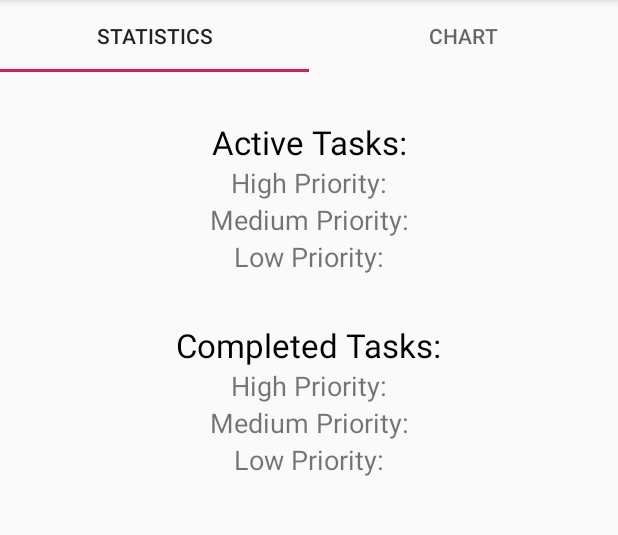
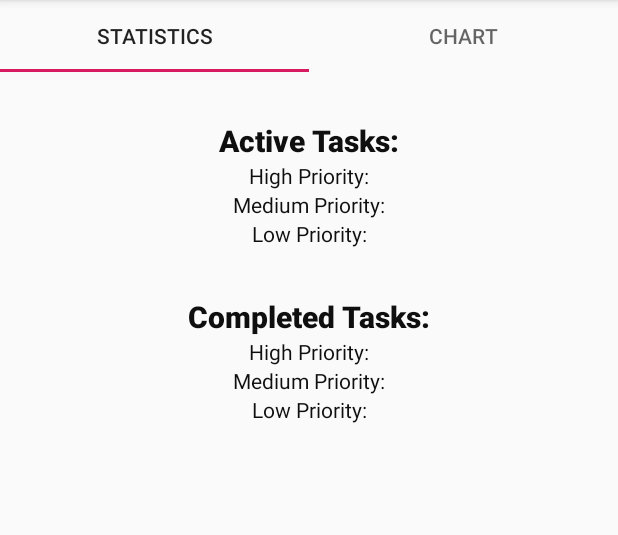
Before and after one commit to androidpirate/TaskMaster, an Android app: the StatisticsFragment screen opened directly, with no data from a screen before it, on a phone screen of 412 x 824 dp, the part 84-619 px from its top. Run offline under Robolectric (Android 15) with nearby library versions, the phone set to English and light mode, and no system bars; 8 statements that could not run were skipped.

Commit message:
Refactor - Applied styles to layout files.

```diff
--- a/app/src/main/res/layout/fragment_statistics.xml
+++ b/app/src/main/res/layout/fragment_statistics.xml
@@ -10,7 +10,7 @@
 
     <com.github.androidpirate.todolistapp.util.StatisticsView
         android:id="@+id/active_stats_view"
-        android:layout_width="match_parent"
+        android:layout_width="@dimen/match_constraint"
         android:layout_height="wrap_content"
         app:layout_constraintTop_toTopOf="parent"
         app:layout_constraintStart_toStartOf="parent"
@@ -18,7 +18,7 @@
 
     <com.github.androidpirate.todolistapp.util.StatisticsView
         android:id="@+id/completed_stats_view"
-        android:layout_width="match_parent"
+        android:layout_width="@dimen/match_constraint"
         android:layout_height="wrap_content"
         app:layout_constraintTop_toBottomOf="@id/active_stats_view"
         app:layout_constraintStart_toStartOf="parent"
--- a/app/src/main/res/layout/statistics_view.xml
+++ b/app/src/main/res/layout/statistics_view.xml
@@ -16,10 +16,9 @@
             android:id="@+id/tv_main_stats_title"
             android:layout_width="wrap_content"
             android:layout_height="wrap_content"
-            android:textSize="22sp"
-            android:textColor="@android:color/black"
+            style="@style/base_title_text_style"
             android:text="@string/statistics_active_tasks_title"
-            android:layout_marginTop="32dp"
+            android:layout_marginTop="@dimen/margin_32"
             app:layout_constraintTop_toTopOf="parent"
             app:layout_constraintStart_toStartOf="parent"
             app:layout_constraintEnd_toEndOf="parent"/>
@@ -28,10 +27,10 @@
             android:id="@+id/tv_main_stats"
             android:layout_width="wrap_content"
             android:layout_height="wrap_content"
-            android:textSize="22sp"
+            style="@style/base_title_text_style"
             tools:text="3"
-            android:layout_marginStart="8dp"
-            android:layout_marginTop="32dp"
+            android:layout_marginStart="@dimen/margin_8"
+            android:layout_marginTop="@dimen/margin_32"
             app:layout_constraintHorizontal_bias="0"
             app:layout_constraintStart_toEndOf="@id/tv_main_stats_title"
             app:layout_constraintTop_toTopOf="parent"
@@ -41,7 +40,7 @@
             android:id="@+id/tv_high_priority_stats_title"
             android:layout_width="wrap_content"
             android:layout_height="wrap_content"
-            android:textSize="18sp"
+            style="@style/base_body_text_style"
             tools:text="High Priority Stats: "
             app:layout_constraintTop_toBottomOf="@id/tv_main_stats_title"
             app:layout_constraintStart_toStartOf="parent"
@@ -51,9 +50,9 @@
             android:id="@+id/tv_high_priority_stats"
             android:layout_width="wrap_content"
             android:layout_height="wrap_content"
-            android:textSize="18sp"
+            style="@style/base_body_text_style"
             tools:text="10"
-            android:layout_marginStart="8dp"
+            android:layout_marginStart="@dimen/margin_8"
             app:layout_constraintHorizontal_bias="0"
             app:layout_constraintStart_toEndOf="@id/tv_high_priority_stats_title"
             app:layout_constraintTop_toBottomOf="@id/tv_main_stats_title"
@@ -63,7 +62,7 @@
             android:id="@+id/tv_medium_priority_stats_title"
             android:layout_width="wrap_content"
             android:layout_height="wrap_content"
-            android:textSize="18sp"
+            style="@style/base_body_text_style"
             tools:text="Medium Priority:"
             app:layout_constraintTop_toBottomOf="@id/tv_high_priority_stats_title"
             app:layout_constraintStart_toStartOf="parent"
@@ -73,9 +72,9 @@
             android:id="@+id/tv_medium_priority_stats"
             android:layout_width="wrap_content"
             android:layout_height="wrap_content"
-            android:textSize="18sp"
+            style="@style/base_body_text_style"
             tools:text="10"
-            android:layout_marginStart="8dp"
+            android:layout_marginStart="@dimen/margin_8"
             app:layout_constraintHorizontal_bias="0"
             app:layout_constraintStart_toEndOf="@id/tv_medium_priority_stats_title"
             app:layout_constraintTop_toBottomOf="@id/tv_high_priority_stats_title"
@@ -85,7 +84,7 @@
             android:id="@+id/tv_low_priority_stats_title"
             android:layout_width="wrap_content"
             android:layout_height="wrap_content"
-            android:textSize="18sp"
+            style="@style/base_body_text_style"
             tools:text="Low Priority:"
             app:layout_constraintTop_toBottomOf="@id/tv_medium_priority_stats_title"
             app:layout_constraintStart_toStartOf="parent"
@@ -95,9 +94,9 @@
             android:id="@+id/tv_low_priority_stats"
             android:layout_width="wrap_content"
             android:layout_height="wrap_content"
-            android:textSize="18sp"
+            style="@style/base_body_text_style"
             tools:text="10"
-            android:layout_marginStart="8dp"
+            android:layout_marginStart="@dimen/margin_8"
             app:layout_constraintHorizontal_bias="0"
             app:layout_constraintStart_toEndOf="@id/tv_low_priority_stats_title"
             app:layout_constraintTop_toBottomOf="@id/tv_medium_priority_stats_title"
```
Also changed, not shown: app/src/main/res/layout/fragment_task_detail.xml (+10 -16 lines).
